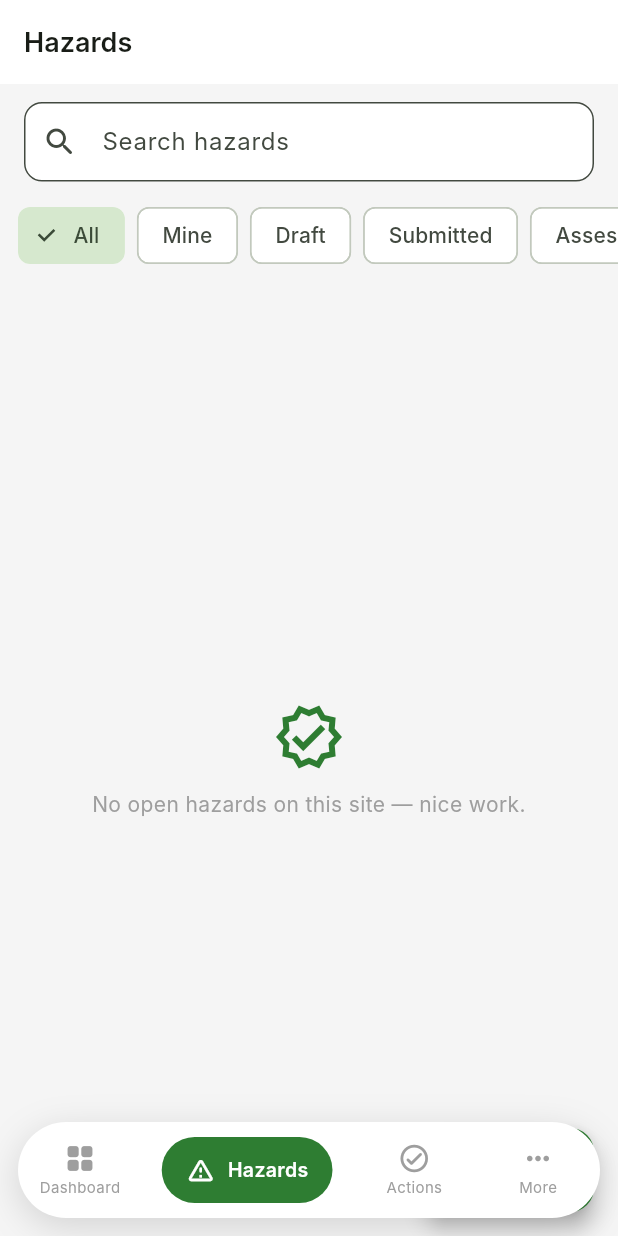
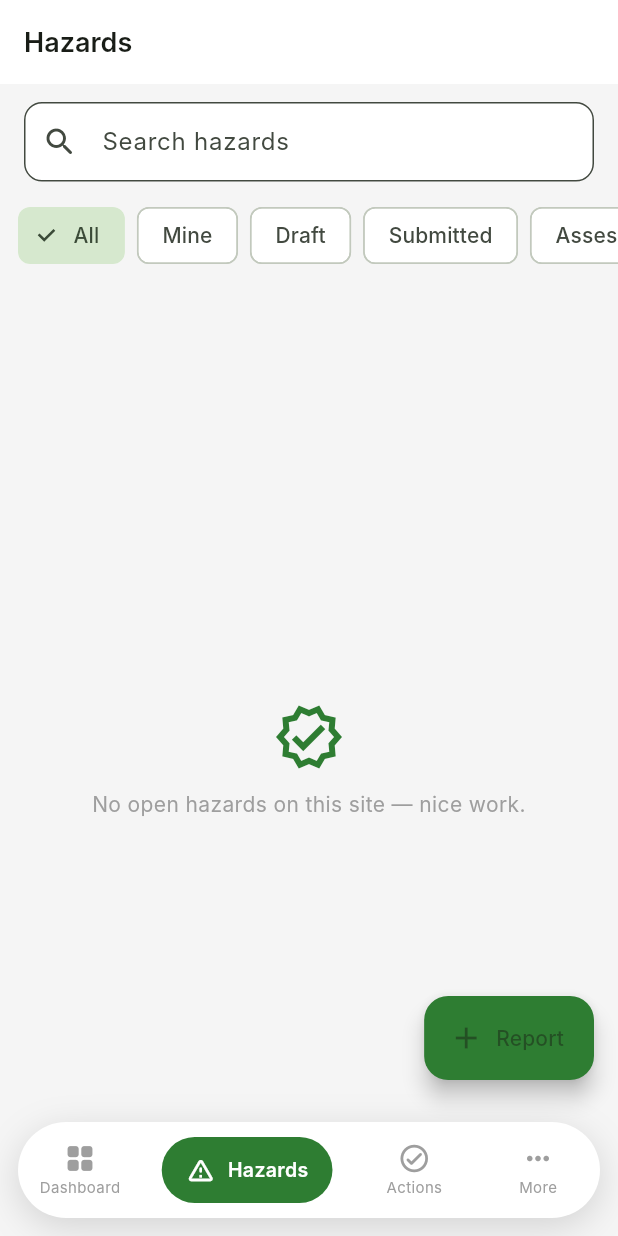
Before and after one commit to simonchuene/OHS_SHIELD_TRACKER_1.0, a Flutter app: the screen it shows once a user with an empty profile is signed in, item 2 of the bottom bar chosen, on a phone screen of 412 x 824 dp. Run offline on Flutter 3.47's test engine with Material 3 defaults, Android fonts, the phone set to English and light mode, and no system bars; our stand-ins replace connectivity_plus, drift, file_picker, firebase_core, firebase_messaging, flutter_riverpod and 10 more; accounts and stored records are empty; generated files the repository leaves out were written again; Roboto replaces fonts that are missing (Inter).

Commit message:
Fix FABs hidden behind the floating bottom-nav pill
The shell uses extendBody:true so branch content draws behind the floating
nav pill; inner Scaffolds anchored their FABs to the screen bottom, where the
pill covered them (Hazards "Report", plus Incidents/Inspections/Users). Feed
the pill's footprint back as extra bottom viewPadding/padding around the branch
content so every inner Scaffold lifts its FAB (and SafeArea content) clear of
the pill.

Co-Authored-By: Claude Opus 4.8 <noreply@anthropic.com>

```diff
--- a/lib/shared/widgets/app_shell.dart
+++ b/lib/shared/widgets/app_shell.dart
@@ -19,11 +19,29 @@ class AppShell extends StatelessWidget {
     (_Tab(icon: Icons.more_horiz_rounded, label: 'More')),
   ];
 
+  // Footprint of the floating pill (12 top + 12 bottom padding + 64 height).
+  // The shell uses extendBody:true so branch content draws behind the pill; we
+  // feed this back as extra bottom viewPadding so inner Scaffolds lift their
+  // FABs (and SafeArea-wrapped content) clear of the pill instead of hiding
+  // under it.
+  static const double _navBarFootprint = 88;
+
   @override
   Widget build(BuildContext context) {
+    final media = MediaQuery.of(context);
     return Scaffold(
       extendBody: true,
-      body: navigationShell,
+      body: MediaQuery(
+        data: media.copyWith(
+          viewPadding: media.viewPadding.copyWith(
+            bottom: media.viewPadding.bottom + _navBarFootprint,
+          ),
+          padding: media.padding.copyWith(
+            bottom: media.padding.bottom + _navBarFootprint,
+          ),
+        ),
+        child: navigationShell,
+      ),
       bottomNavigationBar: SafeArea(
         child: Padding(
           padding: const EdgeInsets.all(12),
```
